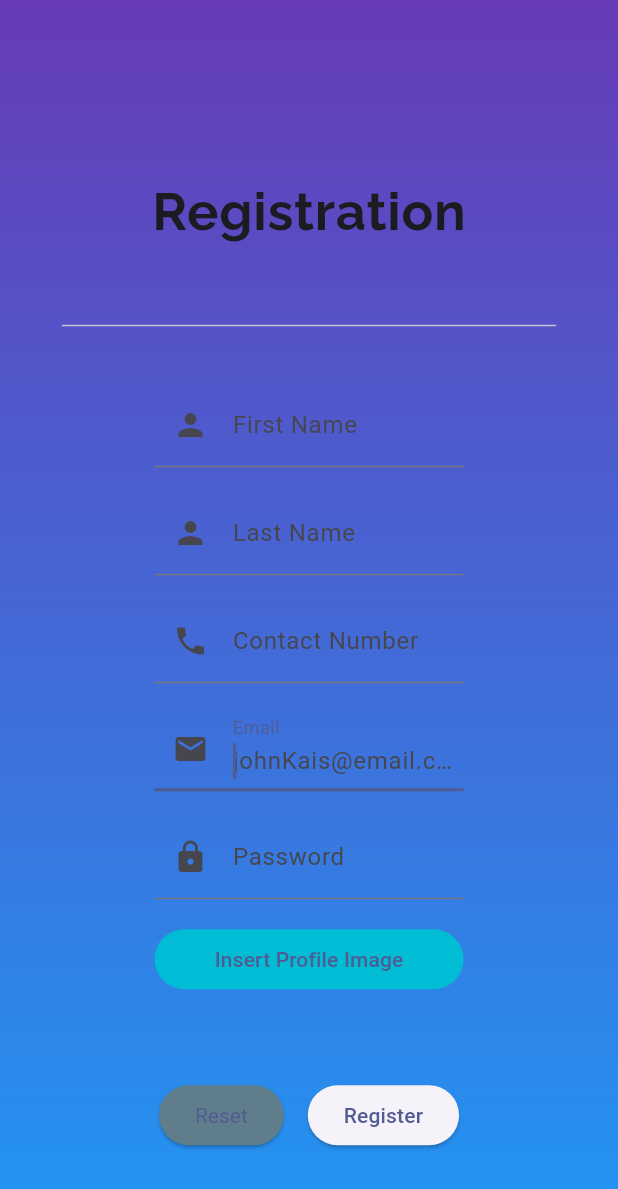
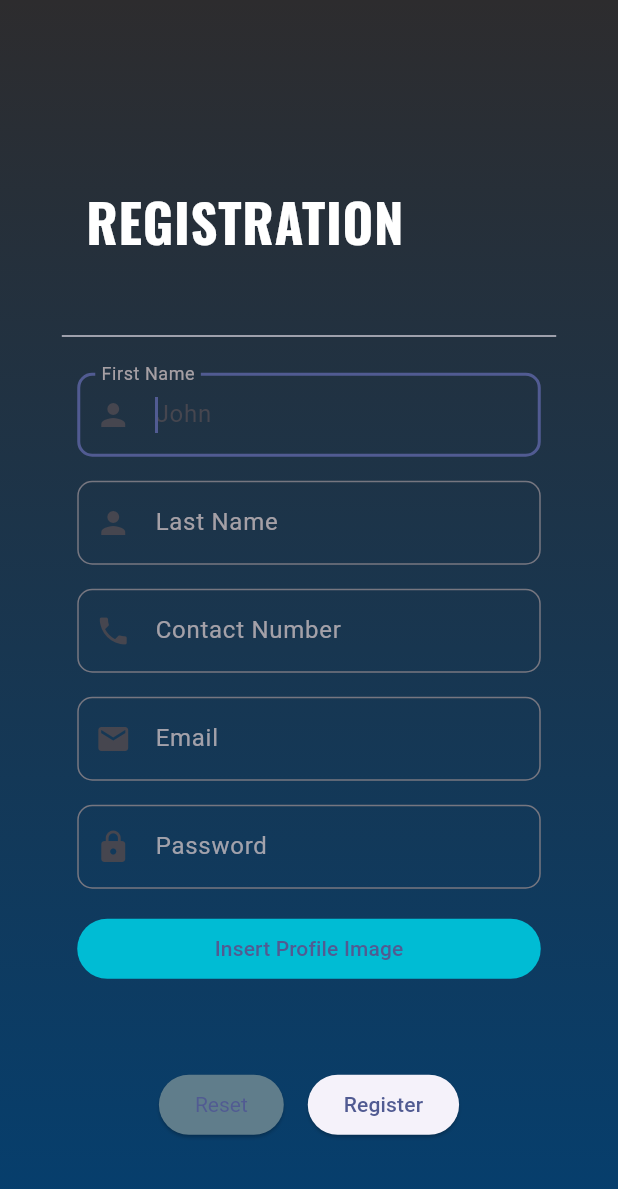
Before and after one commit to Md-Kais/retrieve_me, a Flutter app: the screen it shows after launch, on a phone screen of 412 x 824 dp. Shown: the top 1189 px of the screen. Run offline on Flutter 3.47's test engine with Material 2 defaults, Android fonts, the phone set to English and light mode, and no system bars; our stand-ins replace firebase_auth, firebase_core, google_fonts, image_picker; accounts and stored records are empty.

Commit message:
Push before refactor

```diff
--- /dev/null
+++ b/lib/Components/my_textfield.dart
@@ -0,0 +1,50 @@
+import 'package:flutter/material.dart';
+import 'package:flutter/services.dart';
+
+class MyTextField extends StatelessWidget {
+  final TextEditingController controller;
+  final String hintText;
+  final bool obscureText;
+  final IconData prefixIcon;
+  final String labelText;
+  final List<TextInputFormatter>? inputFormatters; // Added inputFormatters
+  final TextInputType? keyboardType; // Made keyboardType optional
+
+  const MyTextField({
+    required this.controller,
+    required this.hintText,
+    required this.obscureText,
+    required this.prefixIcon,
+    required this.labelText,
+    this.inputFormatters, // Pass inputFormatters as an optional parameter
+    this.keyboardType, // Pass keyboardType as an optional parameter
+  });
+
+  @override
+  Widget build(BuildContext context) {
+    return Container(
+      width: MediaQuery.of(context).size.width * 0.75,
+      child: TextFormField(
+        controller: controller,
+        obscureText: obscureText,
+        keyboardType: keyboardType, // Use keyboardType here (can be null)
+        inputFormatters:
+            inputFormatters, // Use inputFormatters here (can be null)
+        decoration: InputDecoration(
+          labelText: labelText,
+          labelStyle: TextStyle(color: Color.fromARGB(179, 223, 206, 206)),
+          prefixIcon: Icon(prefixIcon),
+          border: OutlineInputBorder(
+            borderSide: BorderSide(
+              color: Color.fromARGB(255, 156, 178, 197), // Border color
+            ),
+            borderRadius: BorderRadius.all(
+              Radius.circular(10.0), // Border radius
+            ),
+          ),
+          hintText: hintText,
+        ),
+      ),
+    );
+  }
+}
--- a/lib/main.dart
+++ b/lib/main.dart
@@ -1,5 +1,5 @@
 import 'package:flutter/material.dart';
-import 'package:retrieve_me/Pages/registration.dart';
+import 'package:retrieve_me/pages/registration.dart';
 
 void main() {
   WidgetsFlutterBinding.ensureInitialized();
--- a/lib/Pages/registration.dart
+++ b/lib/pages/registration.dart
@@ -2,6 +2,7 @@ import 'package:flutter/material.dart';
 import 'package:flutter/services.dart';
 import 'package:firebase_core/firebase_core.dart';
 import 'package:firebase_auth/firebase_auth.dart';
+import 'package:retrieve_me/Components/my_textfield.dart';
 import '../firebase_options.dart';
 
 import 'package:image_picker/image_picker.dart';
@@ -92,12 +93,18 @@ class RegistrationPageState extends State<RegistrationPage> {
       ),
       builder: (context, snapshot) {
         return Container(
+          // padding: EdgeInsets.all(10.0), // Padding for the box
           decoration: const BoxDecoration(
             gradient: LinearGradient(
-              colors: [Colors.deepPurple, Colors.blue],
+              colors: [
+                Color.fromARGB(255, 45, 44, 46),
+                Color.fromARGB(255, 5, 63, 111)
+              ],
               begin: Alignment.topCenter,
               end: Alignment.bottomCenter,
             ),
+
+            // Box shape
           ),
           child: Center(
             child: Padding(
@@ -109,13 +116,15 @@ class RegistrationPageState extends State<RegistrationPage> {
                       width: MediaQuery.of(context).size.width * 0.8,
                       child: DrawerHeader(
                         child: Align(
-                          alignment: Alignment.center,
+                          alignment: Alignment.centerLeft,
                           child: Text(
-                            'Registration',
-                            style: GoogleFonts.raleway(
+                            'REGISTRATION',
+                            style: GoogleFonts.oswald(
                               // Google font
                               textStyle: TextStyle(
-                                  fontSize: 35, fontWeight: FontWeight.bold),
+                                  fontSize: 35,
+                                  color: Colors.white,
+                                  fontWeight: FontWeight.bold),
                             ),
                           ),
                         ),
@@ -123,14 +132,25 @@ class RegistrationPageState extends State<RegistrationPage> {
                     ),
                     // const Text('Registration', style: TextStyle(fontSize: 40, fontWeight: FontWeight.bold  )),
                     // const Divider(color: Colors.white, thickness: 1, indent:12, endIndent: 12 ),
-                    const SizedBox(height: 30),
+                    const SizedBox(height: 16),
                     Container(
-                      width: MediaQuery.of(context).size.width * 0.5,
+                      width: MediaQuery.of(context).size.width * 0.75,
                       child: TextFormField(
                         controller: firstNameController,
+                        autofocus: true,
                         decoration: const InputDecoration(
                           labelText: 'First Name',
+                          labelStyle: TextStyle(
+                              color: Color.fromARGB(179, 223, 206, 206)),
                           prefixIcon: Icon(Icons.person),
+                          border: OutlineInputBorder(
+                            borderSide: BorderSide(
+                                color: Color.fromARGB(
+                                    255, 156, 178, 197)), // Border color
+                            borderRadius: BorderRadius.all(
+                                Radius.circular(10.0)), // Border radius
+                          ),
+                          hintText: 'John',
                         ),
                         inputFormatters: [
                           FilteringTextInputFormatter.allow(
@@ -140,12 +160,22 @@ class RegistrationPageState extends State<RegistrationPage> {
                     ),
                     const SizedBox(height: 16),
                     Container(
-                      width: MediaQuery.of(context).size.width * 0.5,
+                      width: MediaQuery.of(context).size.width * 0.75,
                       child: TextFormField(
                         controller: lastNameController,
                         decoration: const InputDecoration(
                           labelText: 'Last Name',
+                          labelStyle: TextStyle(
+                              color: Color.fromARGB(179, 223, 206, 206)),
                           prefixIcon: Icon(Icons.person),
+                          border: OutlineInputBorder(
+                            borderSide: BorderSide(
+                                color: Color.fromARGB(
+                                    255, 156, 178, 197)), // Border color
+                            borderRadius: BorderRadius.all(
+                                Radius.circular(10.0)), // Border radius
+                          ),
+                          hintText: 'Doe',
                         ),
                         inputFormatters: [
                           FilteringTextInputFormatter.allow(
@@ -154,31 +184,39 @@ class RegistrationPageState extends State<RegistrationPage> {
                       ),
                     ),
                     SizedBox(height: 16),
-                    Container(
-                      width: MediaQuery.of(context).size.width * 0.5,
-                      child: TextFormField(
-                        controller: contactNumberController,
-                        decoration: const InputDecoration(
-                          labelText: 'Contact Number',
-                          prefixIcon: Icon(Icons.phone),
-                        ),
-                        keyboardType: TextInputType.phone, // set keyboardType
-                        inputFormatters: [
-                          FilteringTextInputFormatter.digitsOnly
-                        ], // Allow digits only
-                      ),
+                    MyTextField(
+                      controller: contactNumberController,
+                      hintText: '', // You can provide a hint text here
+                      obscureText: false, // Set to true for password fields
+                      prefixIcon: Icons.phone,
+                      labelText: 'Contact Number',
+                      keyboardType: TextInputType
+                          .phone, // Set keyboardType to allow numeric input
+                      inputFormatters: [
+                        FilteringTextInputFormatter.digitsOnly
+                      ], // Allow digits only
                     ),
+
                     SizedBox(height: 16),
                     Container(
-                      width: MediaQuery.of(context).size.width * 0.5,
+                      width: MediaQuery.of(context).size.width * 0.75,
                       child: TextFormField(
                         controller: emailController,
                         enableSuggestions: false,
                         autocorrect: false,
-                        autofocus: true,
+                        // autofocus: true,
                         decoration: const InputDecoration(
                           labelText: 'Email',
+                          labelStyle: TextStyle(
+                              color: Color.fromARGB(179, 223, 206, 206)),
                           prefixIcon: Icon(Icons.email),
+                          border: OutlineInputBorder(
+                            borderSide: BorderSide(
+                                color: Color.fromARGB(
+                                    255, 156, 178, 197)), // Border color
+                            borderRadius: BorderRadius.all(
+                                Radius.circular(10.0)), // Border radius
+                          ),
                           hintText: 'johnKais@email.com',
                         ),
                         keyboardType: TextInputType.emailAddress,
@@ -186,7 +224,7 @@ class RegistrationPageState extends State<RegistrationPage> {
                     ),
                     SizedBox(height: 16),
                     Container(
-                      width: MediaQuery.of(context).size.width * 0.5,
+                      width: MediaQuery.of(context).size.width * 0.75,
                       child: TextFormField(
                         controller: passwordController,
                         obscureText: true,
@@ -194,13 +232,22 @@ class RegistrationPageState extends State<RegistrationPage> {
                         autocorrect: false,
                         decoration: const InputDecoration(
                           labelText: 'Password',
+                          labelStyle: TextStyle(
+                              color: Color.fromARGB(179, 223, 206, 206)),
                           prefixIcon: Icon(Icons.lock),
+                          border: OutlineInputBorder(
+                            borderSide: BorderSide(
+                                color: Color.fromARGB(
+                                    255, 156, 178, 197)), // Border color
+                            borderRadius: BorderRadius.all(
+                                Radius.circular(10.0)), // Border radius
+                          ),
                         ),
                       ),
                     ),
                     SizedBox(height: 16),
                     Container(
-                      width: MediaQuery.of(context).size.width * 0.5,
+                      width: MediaQuery.of(context).size.width * 0.75,
                       child: TextButton(
                         onPressed: _insertImage,
                         style: TextButton.styleFrom(
```
Also changed, not shown: lib/pages/login.dart (added, +160 -0 lines), lib/Pages/login.dart (deleted), pubspec.lock.
